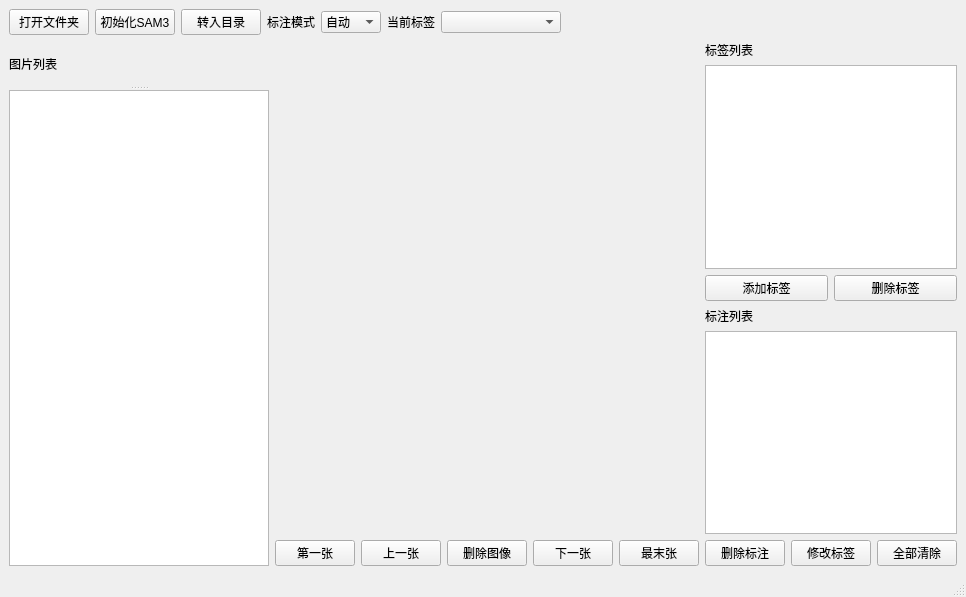
HaiwenMeng/SemiAutoAnnoSoftware, file app/MainWindow.ui: the form before one commit.
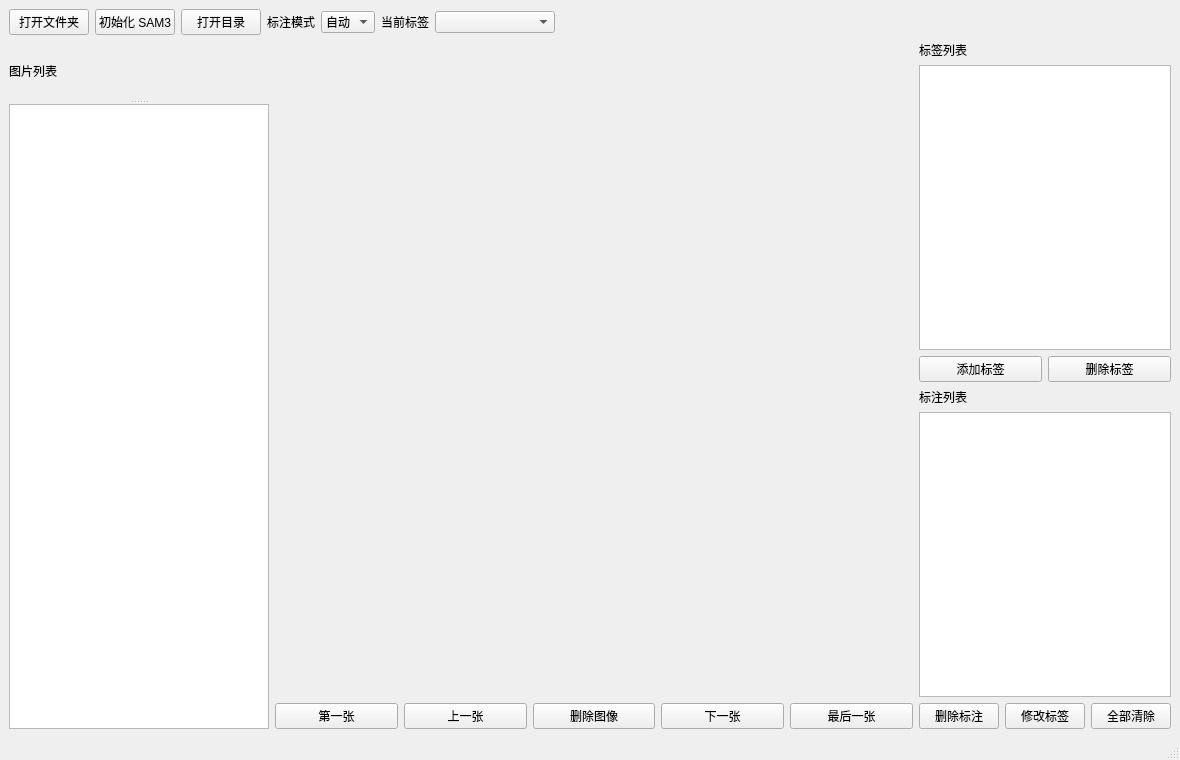
The form after the commit. Custom widgets are drawn as their Qt base class.

The edit to the form file:
```diff
--- a/app/MainWindow.ui
+++ b/app/MainWindow.ui
@@ -6,8 +6,8 @@
    <rect>
     <x>0</x>
     <y>0</y>
-    <width>934</width>
-    <height>597</height>
+    <width>1180</width>
+    <height>760</height>
    </rect>
   </property>
   <widget class="QWidget" name="centralWidget">
@@ -26,14 +26,14 @@
         <item>
          <widget class="QPushButton" name="initButton">
           <property name="text">
-           <string>初始化SAM3</string>
+           <string>初始化 SAM3</string>
           </property>
          </widget>
         </item>
         <item>
          <widget class="QPushButton" name="pushButton_5">
           <property name="text">
-           <string>转入目录</string>
+           <string>打开目录</string>
           </property>
          </widget>
         </item>
@@ -46,12 +46,6 @@
         </item>
         <item>
          <widget class="QComboBox" name="comboBox_AnnoMode">
-          <property name="minimumSize">
-           <size>
-            <width>60</width>
-            <height>0</height>
-           </size>
-          </property>
           <item>
            <property name="text">
             <string>自动</string>
@@ -127,21 +121,6 @@
         </item>
         <item row="0" column="0" colspan="5">
          <layout class="QVBoxLayout" name="imageLayout">
-          <property name="spacing">
-           <number>8</number>
-          </property>
-          <property name="leftMargin">
-           <number>0</number>
-          </property>
-          <property name="topMargin">
-           <number>0</number>
-          </property>
-          <property name="rightMargin">
-           <number>0</number>
-          </property>
-          <property name="bottomMargin">
-           <number>0</number>
-          </property>
           <item>
            <widget class="ImageAnnotateWidget" name="imageWidget" native="true"/>
           </item>
@@ -171,7 +150,7 @@
         <item row="1" column="4">
          <widget class="QPushButton" name="pushButton_finalImg">
           <property name="text">
-           <string>最末张</string>
+           <string>最后一张</string>
           </property>
          </widget>
         </item>
```
Left out of the diff: 31 changed lines with no effect on the pictures.
